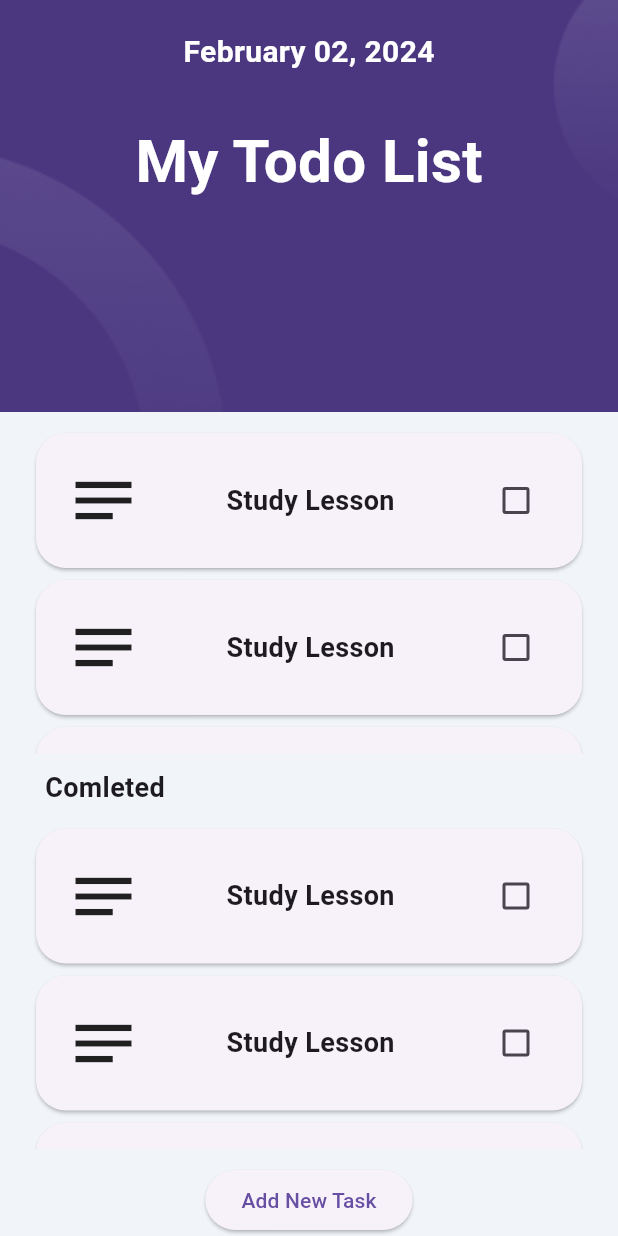
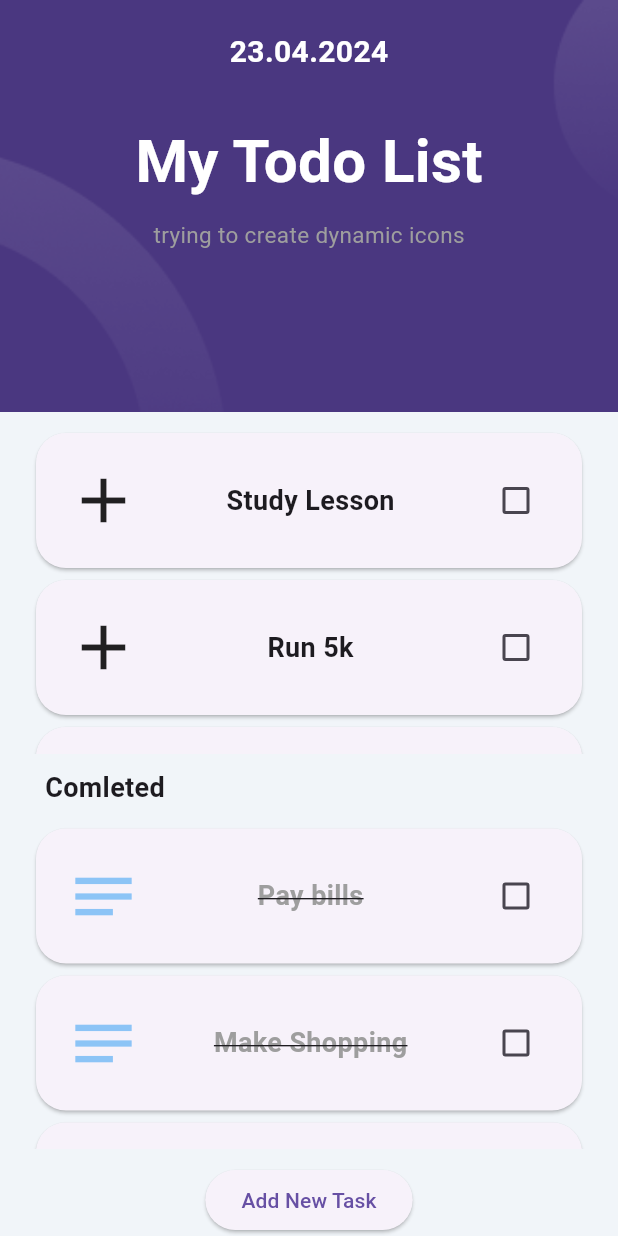
Before and after one commit to henimex/flutter_todo_app, a Flutter app: the screen it shows after launch, on a phone screen of 412 x 824 dp. Run offline on Flutter 3.47's test engine with Material 3 defaults, Android fonts, the phone set to English and light mode, and no system bars; our stand-ins replace hexcolor.

Commit message:
Models, Custom Widgets and Date Time Added

```diff
--- /dev/null
+++ b/lib/CustomWidgets/Cards/completed_item.dart
@@ -0,0 +1,43 @@
+import 'package:flutter/material.dart';
+
+class CompletedTodoItem extends StatefulWidget {
+  const CompletedTodoItem({super.key, required this.title});
+  final String title;
+
+  @override
+  State<CompletedTodoItem> createState() => _CompletedTodoItemState();
+}
+
+class _CompletedTodoItemState extends State<CompletedTodoItem> {
+  bool checkOne = false;
+  @override
+  Widget build(BuildContext context) {
+    return Card(
+      shape: RoundedRectangleBorder(borderRadius: BorderRadius.circular(20)),
+      child: Padding(
+        padding: const EdgeInsets.all(20.0),
+        child: Row(
+          mainAxisAlignment: MainAxisAlignment.spaceBetween,
+          children: [
+            Icon(
+                 Icons.notes_outlined,
+              size: 50,
+              color: Colors.blue.withOpacity(0.5),
+            ),
+            Text(
+              widget.title,
+              style: const TextStyle( decoration: TextDecoration.lineThrough, fontWeight: FontWeight.bold, fontSize: 18, color: Colors.grey),
+            ),
+            Checkbox(
+                value: checkOne,
+                onChanged: (val) => {
+                  setState(() {
+                    checkOne = !checkOne;
+                  }),
+                }),
+          ],
+        ),
+      ),
+    );
+  }
+}
--- /dev/null
+++ b/lib/CustomWidgets/Cards/todo_item.dart
@@ -0,0 +1,46 @@
+import 'package:flutter/cupertino.dart';
+import 'package:flutter/material.dart';
+
+class TodoItem extends StatefulWidget {
+  const TodoItem({super.key, required this.title, required this.icon});
+  final String title;
+  final String icon;
+
+  @override
+  State<TodoItem> createState() => _TodoItemState();
+}
+
+class _TodoItemState extends State<TodoItem> {
+  bool checkOne = false;
+
+
+  @override
+  Widget build(BuildContext context) {
+    return Card(
+      shape: RoundedRectangleBorder(borderRadius: BorderRadius.circular(20)),
+      child: Padding(
+        padding: const EdgeInsets.all(20.0),
+        child: Row(
+          mainAxisAlignment: MainAxisAlignment.spaceBetween,
+          children: [
+            Icon(
+              Icons.add,
+              size: 50,
+            ),
+            Text(
+              widget.title,
+              style: TextStyle(fontWeight: FontWeight.bold, fontSize: 18),
+            ),
+            Checkbox(
+                value: checkOne,
+                onChanged: (val) => {
+                      setState(() {
+                        checkOne = !checkOne;
+                      }),
+                    }),
+          ],
+        ),
+      ),
+    );
+  }
+}
--- /dev/null
+++ b/lib/Models/TodoItem.dart
@@ -0,0 +1,6 @@
+class TodoItemModel {
+  String title;
+  String icon;
+
+  TodoItemModel({required this.title, required this.icon});
+}
--- a/lib/main.dart
+++ b/lib/main.dart
@@ -1,8 +1,10 @@
-import 'package:flutter/cupertino.dart';
 import 'package:flutter/material.dart';
-import 'package:flutter/widgets.dart';
+import 'package:flutter_todo_app/CustomWidgets/Cards/completed_item.dart';
+import 'package:flutter_todo_app/CustomWidgets/Cards/todo_item.dart';
 import 'package:flutter_todo_app/constants/color.dart';
 import 'package:hexcolor/hexcolor.dart';
+
+import 'Models/TodoItem.dart';
 
 void main() {
   runApp(TodoApp());
@@ -17,6 +19,20 @@ class TodoApp extends StatefulWidget {
 
 class _TodoAppState extends State<TodoApp> {
   bool checkOne = false;
+
+  List<TodoItemModel> todoList = [
+    TodoItemModel(title: "Study Lesson", icon: 'book_outlined'),
+    TodoItemModel(title: "Run 5k", icon: 'run_circle_outlined'),
+    TodoItemModel(title: "Go to Party", icon: 'event_available_outlined'),
+    TodoItemModel(title: "Dinner with friends", icon: 'set_meal_outlined'),
+  ];
+
+  List<TodoItemModel> completed = [
+    TodoItemModel(title: "Pay bills", icon: 'book_outlined'),
+    TodoItemModel(title: "Make Shopping", icon: 'run_circle_outlined'),
+    TodoItemModel(
+        title: "Dentist Appointment", icon: 'event_available_outlined'),
+  ];
 
   @override
   Widget build(BuildContext context) {
@@ -39,25 +55,30 @@ class _TodoAppState extends State<TodoApp> {
                 )),
                 width: deviceWidth,
                 height: deviceHeight / 3,
-                child: const Column(
+                child: Column(
                   children: [
                     Padding(
-                      padding: EdgeInsets.only(top: 20),
+                      padding: const EdgeInsets.only(top: 20),
                       child: Text(
-                        "February 02, 2024",
-                        style: TextStyle(
+                        '${DateTime.now().day.toString().padLeft(2, '0')}.${DateTime.now().month.toString().padLeft(2, '0')}.${DateTime.now().year}',
+                        style: const TextStyle(
                             color: Colors.white,
                             fontSize: 20,
                             fontWeight: FontWeight.bold),
                       ),
                     ),
-                    Padding(
+                    const Padding(
                       padding: EdgeInsets.only(top: 30),
                       child: Text("My Todo List",
                           style: TextStyle(
                               color: Colors.white,
                               fontSize: 40,
                               fontWeight: FontWeight.bold)),
+                    ),
+                    const Padding(
+                      padding: EdgeInsets.only(top: 10),
+                      child: Text("trying to create dynamic icons",
+                          style: TextStyle(color: Colors.grey, fontSize: 15)),
                     ),
                   ],
                 ),
@@ -68,96 +89,16 @@ class _TodoAppState extends State<TodoApp> {
                 child: Padding(
                   padding: const EdgeInsets.fromLTRB(20, 10, 20, 10),
                   child: SingleChildScrollView(
-                    child: Column(
-                      children: [
-                        Card(
-                          shape: RoundedRectangleBorder(
-                              borderRadius: BorderRadius.circular(20)),
-                          child: Padding(
-                            padding: const EdgeInsets.all(20.0),
-                            child: Row(
-                              mainAxisAlignment: MainAxisAlignment.spaceBetween,
-                              children: [
-                                const Icon(
-                                  Icons.notes_outlined,
-                                  size: 50,
-                                ),
-                                const Text(
-                                  "Study Lesson",
-                                  style: TextStyle(
-                                      fontWeight: FontWeight.bold,
-                                      fontSize: 18),
-                                ),
-                                Checkbox(
-                                    value: checkOne,
-                                    onChanged: (val) => {
-                                          setState(() {
-                                            checkOne = !checkOne;
-                                          }),
-                                        }),
-                              ],
-                            ),
-                          ),
-                        ),
-                        Card(
-                          shape: RoundedRectangleBorder(
-                              borderRadius: BorderRadius.circular(20)),
-                          child: Padding(
-                            padding: const EdgeInsets.all(20.0),
-                            child: Row(
-                              mainAxisAlignment: MainAxisAlignment.spaceBetween,
-                              children: [
-                                const Icon(
-                                  Icons.notes_outlined,
-                                  size: 50,
-                                ),
-                                const Text(
-                                  "Study Lesson",
-                                  style: TextStyle(
-                                      fontWeight: FontWeight.bold,
-                                      fontSize: 18),
-                                ),
-                                Checkbox(
-                                    value: checkOne,
-                                    onChanged: (val) => {
-                                          setState(() {
-                                            checkOne = !checkOne;
-                                          }),
-                                        }),
-                              ],
-                            ),
-                          ),
-                        ),
-                        Card(
-                          shape: RoundedRectangleBorder(
-                              borderRadius: BorderRadius.circular(20)),
-                          child: Padding(
-                            padding: const EdgeInsets.all(20.0),
-                            child: Row(
-                              mainAxisAlignment: MainAxisAlignment.spaceBetween,
-                              children: [
-                                const Icon(
-                                  Icons.notes_outlined,
-                                  size: 50,
-                                ),
-                                const Text(
-                                  "Study Lesson",
-                                  style: TextStyle(
-                                      fontWeight: FontWeight.bold,
-                                      fontSize: 18),
-                                ),
-                                Checkbox(
-                                    value: checkOne,
-                                    onChanged: (val) => {
-                                          setState(() {
-                                            checkOne = !checkOne;
-                                          }),
-                                        }),
-                              ],
-                            ),
-                          ),
-                        ),
-                      ],
+                    child: ListView.builder(
+                      shrinkWrap: true,
+                      primary: false,
+                      itemCount: todoList.length,
+                      itemBuilder: (context, index) {
+                        return TodoItem(
+                          title: todoList[index].title,
+                          icon: todoList[index].title,
+                        );
+                      },
                     ),
                   ),
                 ),
@@ -165,113 +106,36 @@ class _TodoAppState extends State<TodoApp> {
 
               //Middle - Center
               const Padding(
-                padding: EdgeInsets.fromLTRB(30,0,0,0),
-                child:  Align(
+                padding: EdgeInsets.fromLTRB(30, 0, 0, 0),
+                child: Align(
                   alignment: Alignment.centerLeft,
-                  child:  Text("Comleted", style: TextStyle(fontWeight: FontWeight.bold, fontSize: 18)),
+                  child: Text("Comleted",
+                      style:
+                          TextStyle(fontWeight: FontWeight.bold, fontSize: 18)),
                 ),
               ),
 
               //Middle - Bottom
               Expanded(
-          child: Padding(
-            padding: const EdgeInsets.fromLTRB(20, 10, 20, 10),
-            child: SingleChildScrollView(
-              child: Column(
-                children: [
-                  Card(
-                    shape: RoundedRectangleBorder(
-                        borderRadius: BorderRadius.circular(20)),
-                    child: Padding(
-                      padding: const EdgeInsets.all(20.0),
-                      child: Row(
-                        mainAxisAlignment: MainAxisAlignment.spaceBetween,
-                        children: [
-                          const Icon(
-                            Icons.notes_outlined,
-                            size: 50,
-                          ),
-                          const Text(
-                            "Study Lesson",
-                            style: TextStyle(
-                                fontWeight: FontWeight.bold,
-                                fontSize: 18),
-                          ),
-                          Checkbox(
-                              value: checkOne,
-                              onChanged: (val) => {
-                                setState(() {
-                                  checkOne = !checkOne;
-                                }),
-                              }),
-                        ],
-                      ),
+                child: Padding(
+                  padding: const EdgeInsets.fromLTRB(20, 10, 20, 10),
+                  child: SingleChildScrollView(
+                    child: ListView.builder(
+                      shrinkWrap: true,
+                      primary: false,
+                      itemCount: completed.length,
+                      itemBuilder: (context, index) {
+                        return CompletedTodoItem(title: completed[index].title);
+                      },
                     ),
                   ),
-                  Card(
-                    shape: RoundedRectangleBorder(
-                        borderRadius: BorderRadius.circular(20)),
-                    child: Padding(
-                      padding: const EdgeInsets.all(20.0),
-                      child: Row(
-                        mainAxisAlignment: MainAxisAlignment.spaceBetween,
-                        children: [
-                          const Icon(
-                            Icons.notes_outlined,
-                            size: 50,
-                          ),
-                          const Text(
-                            "Study Lesson",
-                            style: TextStyle(
-                                fontWeight: FontWeight.bold,
-                                fontSize: 18),
-                          ),
-                          Checkbox(
-                              value: checkOne,
-                              onChanged: (val) => {
-                                setState(() {
-                                  checkOne = !checkOne;
-                                }),
-                              }),
-                        ],
-                      ),
-                    ),
-                  ),
-                  Card(
-                    shape: RoundedRectangleBorder(
-                        borderRadius: BorderRadius.circular(20)),
-                    child: Padding(
-                      padding: const EdgeInsets.all(20.0),
-                      child: Row(
-                        mainAxisAlignment: MainAxisAlignment.spaceBetween,
-                        children: [
-                          const Icon(
-                            Icons.notes_outlined,
-                            size: 50,
-                          ),
-                          const Text(
-                            "Study Lesson",
-                            style: TextStyle(
-                                fontWeight: FontWeight.bold,
-                                fontSize: 18),
-                          ),
-                          Checkbox(
-                              value: checkOne,
-                              onChanged: (val) => {
-                                setState(() {
-                                  checkOne = !checkOne;
-                                }),
-                              }),
-                        ],
-                      ),
-                    ),
-                  ),
-                ],
+                ),
               ),
-            ),
-          ),
-        ),
-              ElevatedButton(onPressed: () {}, child: const Text("Add New Task"))
+              ElevatedButton(
+                  onPressed: () {
+                    print("Selam?");
+                  },
+                  child: const Text("Add New Task"))
             ],
           ),
         ),
```
